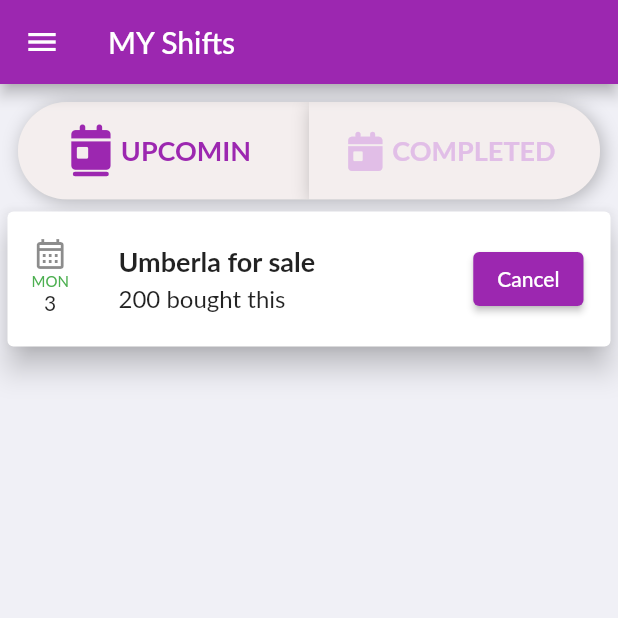
After one commit to aweys231/nani_app, a Flutter app: the MyShifts screen opened by its route, on a phone screen of 412 x 824 dp, the top half of it. The commit adds this screen. Run offline on Flutter 3.47's test engine with Material 2 defaults, Android fonts, the light colour scheme and no system bars; our stand-ins replace cached_network_image, carousel_slider, dropdown_button2, file_picker, flutter_image_slideshow, flutter_svg and 8 more; missing offline and left inert: contact_picker_web, dropdown_search2, extended_phone_number_input, month_year_picker, qr_code_scanner; accounts and stored records are empty; network calls fail; Roboto replaces fonts that are missing (Lato); statements that could not run were skipped.

Commit message:
06-04-2023

```diff
--- /dev/null
+++ b/lib/screens/my_shifts.dart
@@ -0,0 +1,311 @@
+// ignore_for_file: non_constant_identifier_names, unnecessary_import, prefer_const_constructors, implementation_imports, prefer_const_literals_to_create_immutables, sized_box_for_whitespace, avoid_unnecessary_containers, unnecessary_string_interpolations
+
+import 'package:flutter/material.dart';
+import 'package:flutter/src/widgets/container.dart';
+import 'package:flutter/src/widgets/framework.dart';
+import 'package:font_awesome_flutter/font_awesome_flutter.dart';
+import 'package:intl/intl.dart';
+
+class MyShifts extends StatefulWidget {
+  static const routeName = '/my-shifts';
+  const MyShifts(this.role_id, this.candidate_id, {super.key});
+  final String? role_id;
+  final String? candidate_id;
+  @override
+  State<MyShifts> createState() => _MyShiftsState();
+}
+
+class _MyShiftsState extends State<MyShifts> {
+  int currentIndex = 0;
+  final formatter = DateFormat('E');
+  List<DateTime>? days;
+
+  @override
+  Widget build(BuildContext context) {
+    return Scaffold(
+        backgroundColor: Color(0xfff0f0f6),
+        appBar: AppBar(
+          title: Text('MY Shifts'),
+        ),
+        drawer: AppBar(),
+        body: Column(
+          crossAxisAlignment: CrossAxisAlignment.start,
+          children: [
+            Container(
+              height: 65,
+              margin: EdgeInsets.only(left: 12, right: 12, top: 12),
+              decoration: BoxDecoration(
+                  color: Colors.white,
+                  borderRadius: BorderRadius.all(Radius.circular(40)),
+                  boxShadow: [
+                    BoxShadow(
+                        color: Colors.black26,
+                        blurRadius: 10,
+                        offset: Offset(2, 2))
+                  ]),
+              child: ClipRRect(
+                borderRadius: BorderRadius.all(Radius.circular(40)),
+                child: Row(
+                  crossAxisAlignment: CrossAxisAlignment.center,
+                  mainAxisAlignment: MainAxisAlignment.center,
+                  children: [
+                    Expanded(
+                        child: GestureDetector(
+                      onTap: () {
+                        setState(() {
+                          currentIndex = 0;
+                        });
+                      },
+                      child: Container(
+                        decoration: BoxDecoration(
+                  color: Color.fromARGB(255, 244, 238, 238),
+                  // borderRadius: BorderRadius.all(Radius.circular(35)),
+                  boxShadow: [
+                    BoxShadow(
+                        color: Colors.black26,
+                        blurRadius: 10,
+                        offset: Offset(2, 2))
+                  ]),
+                        height: MediaQuery.of(context).size.height,
+                        width: MediaQuery.of(context).size.width,
+                        child: Center(
+                          child: Column(
+                            mainAxisAlignment: MainAxisAlignment.center,
+                            children: [
+                              Row(
+                                mainAxisAlignment: MainAxisAlignment.center,
+                                children: [
+                                  Column(
+                                      mainAxisAlignment:
+                                          MainAxisAlignment.center,
+                                      children: [
+                                        Icon(
+                                          FontAwesomeIcons.calendarDay,
+                                          color: currentIndex == 0
+                                              ? Theme.of(context).primaryColor
+                                              : Theme.of(context)
+                                                  .primaryColorLight,
+                                          size: currentIndex == 0 ? 30 : 26,
+                                        ),
+                                        currentIndex == 0
+                                            ? Container(
+                                                margin: EdgeInsets.only(top: 1),
+                                                height: 3,
+                                                width: 24,
+                                                decoration: BoxDecoration(
+                                                  color: Theme.of(context)
+                                                      .primaryColor,
+                                                  borderRadius:
+                                                      BorderRadius.all(
+                                                          Radius.circular(12)),
+                                                ),
+                                              )
+                                            : SizedBox(),
+                                      ]),
+                                  Container(
+                                     padding: EdgeInsets.fromLTRB(5, 0, 5, 0),
+                                    child: RichText(
+                                      text: TextSpan(
+                                        text: 'UPCOMIN',
+                                        style: TextStyle(
+                                            color: currentIndex == 0
+                                                ? Theme.of(context).primaryColor
+                                                : Theme.of(context)
+                                                    .primaryColorLight,
+                                            fontSize: 18,
+                                            fontWeight: FontWeight.bold,
+                                            fontFamily: 'Lato'
+                                            ),
+                                        // children: <TextSpan>[
+                                        //     TextSpan(text: ' Sign up',
+                                        //         style: TextStyle(color: Colors.blueAccent, fontSize: 20)
+                                        //     )
+                                        // ]
+                                      ),
+                                    ),
+                                  ),
+                                ],
+                              ),
+                            ],
+                          ),
+                        ),
+                      ),
+                    )),
+                    Expanded(
+                        child: GestureDetector(
+                      onTap: () {
+                        setState(() {
+                          currentIndex = 1;
+                        });
+                      },
+                      child:    Container(
+                           decoration: BoxDecoration(
+                  color: Color.fromARGB(255, 244, 238, 238),
+                  // borderRadius: BorderRadius.all(Radius.circular(35)),
+                  boxShadow: [
+                    BoxShadow(
+                        color: Colors.black26,
+                        blurRadius: 10,
+                        offset: Offset(2, 2))
+                  ]),
+                        height: MediaQuery.of(context).size.height,
+                        width: MediaQuery.of(context).size.width,
+                        child: Center(
+                          child: Column(
+                            mainAxisAlignment: MainAxisAlignment.center,
+                            children: [
+                              Row(
+                                mainAxisAlignment: MainAxisAlignment.center,
+                                children: [
+                                  Column(
+                                      mainAxisAlignment:
+                                          MainAxisAlignment.center,
+                                      children: [
+                                        Icon(
+                                          FontAwesomeIcons.calendarDay,
+                                          color: currentIndex == 1
+                                              ? Theme.of(context).primaryColor
+                                              : Theme.of(context)
+                                                  .primaryColorLight,
+                                          size: currentIndex == 1 ? 30 : 26,
+                                        ),
+                                        currentIndex == 1
+                                            ? Container(
+                                                margin: EdgeInsets.only(top: 1),
+                                                height: 3,
+                                                width: 24,
+                                                decoration: BoxDecoration(
+                                                  color: Theme.of(context)
+                                                      .primaryColor,
+                                                  borderRadius:
+                                                      BorderRadius.all(
+                                                          Radius.circular(12)),
+                                                ),
+                                              )
+                                            : SizedBox(),
+                                      ]),
+                                  Container(
+                                   padding: EdgeInsets.fromLTRB(5, 0, 5, 0),
+                                    child: RichText(
+                                      text: TextSpan(
+                                        text: 'COMPLETED',
+                                        style: TextStyle(
+
+                                            color: currentIndex == 1
+                                                ? Theme.of(context).primaryColor
+                                                : Theme.of(context)
+                                                    .primaryColorLight,
+                                            fontSize: 18,
+                                            fontWeight: FontWeight.bold,
+                                             fontFamily: 'Lato'),
+                                        // children: <TextSpan>[
+                                        //     TextSpan(text: ' Sign up',
+                                        //         style: TextStyle(color: Colors.blueAccent, fontSize: 20)
+                                        //     )
+                                        // ]
+                                      ),
+                                    ),
+                                  ),
+                                ],
+                              ),
+                            ],
+                          ),
+                        ),
+                      ),
+
+                    )),
+
+                  ],
+                ),
+              ),
+            ),
+           Container(child: schedule(2),)
+          ],
+        ));
+  }
+
+
+ Card schedule(int index) {
+    return Card(
+      elevation: 8,
+      margin: EdgeInsets.symmetric(
+        vertical: 8,
+        horizontal: 5,
+      ),
+      child: ListTile(
+        leading: Container(
+          height: 80,
+          color: Color.fromARGB(255, 255, 255, 255),
+          child: Padding(
+            padding: const EdgeInsets.only(right: 2.0),
+            // child: Expanded(
+            child: Column(mainAxisSize: MainAxisSize.min, children: [
+              Icon(Icons.calendar_month_outlined),
+              Text("MON",
+                // "${formatter.format(days![index])}",
+                style: TextStyle(color: Colors.green, fontSize: 10),
+              ),
+              Text("3"
+                // "${days![index].day}"
+              ),
+            ]),
+            // )
+          ),
+        ),
+        title:
+        Center(
+  child: Container(
+    color: Colors.white,
+    width: double.infinity,
+    height: 80,
+    padding: EdgeInsets.all(1),
+    margin: EdgeInsets.all(1),
+    child: Row(
+      mainAxisAlignment: MainAxisAlignment.start,
+      crossAxisAlignment: CrossAxisAlignment.center,
+      children: [
+
+        Expanded(
+          child: Container(
+            child: Column(
+              crossAxisAlignment: CrossAxisAlignment.start,
+              mainAxisAlignment: MainAxisAlignment.center,
+              children: [
+                Text(
+                  "Umberla for sale",
+                  style: TextStyle(
+                    fontWeight: FontWeight.bold,
+                    fontSize: 18.0,
+                  ),
+                ),
+                SizedBox(height: 4),
+                Text("200 bought this")
+              ],
+            ),
+          ),
+        ),
+        SizedBox(width: 8),
+        Container(
+          child: Row(
+            crossAxisAlignment: CrossAxisAlignment.center,
+            children: [
+              ElevatedButton(
+                child: Text("Cancel"),
+                onPressed: () {},
+              ),
+            ],
+          ),
+        )
+      ],
+    ),
+  ),
+),
+
+        // subtitle: AvaliabiltityDropDown(),
+        // trailing:  Text("${formatter.format(days[index])}",
+        //   style: TextStyle(color: Colors.green, fontSize: 15),),
+      ),
+    );
+  }
+
+  }
--- a/pubspec.yaml
+++ b/pubspec.yaml
@@ -56,12 +56,14 @@ dependencies:
   qr_code_scanner: ^1.0.1
   # dropdown_search: ^5.0.5
   # simple_slider: ^0.0.2
-
+  dots_indicator: ^0.0.4
+  font_awesome_flutter: ^10.4.0
 
   # The following adds the Cupertino Icons font to your application.
   # Use with the CupertinoIcons class for iOS style icons.
   cupertino_icons: ^1.0.2
   sqflite: ^2.2.4+1
+  google_fonts: ^4.0.3
 
 dev_dependencies:
   flutter_test:
```
Also changed, not shown: lib/main.dart (+7 -1 lines), lib/screens/client_dhashboard.dart (+7 -1 lines), lib/widgets/app_drawer.dart (+10 -9 lines), lib/widgets/bottom_navigation_bar.dart (added, +122 -0 lines), pubspec.lock.
